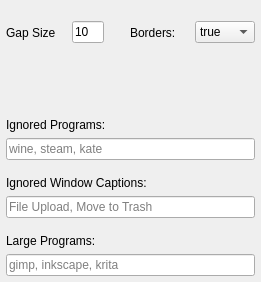
Qt form contents/ui/config.ui (Jazqa/kwin-quarter-tiling) before a commit.
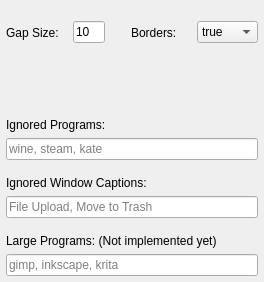
The same form after that commit.

Commit message: notification about large clients on the configuration gui

Diff of the .ui file:
```diff
--- a/contents/ui/config.ui
+++ b/contents/ui/config.ui
@@ -6,7 +6,7 @@
    <rect>
     <x>0</x>
     <y>0</y>
-    <width>261</width>
+    <width>264</width>
     <height>282</height>
    </rect>
   </property>
@@ -37,7 +37,7 @@
      <item>
       <widget class="QLabel" name="gapLabel">
        <property name="text">
-        <string>Gap Size</string>
+        <string>Gap Size:</string>
        </property>
       </widget>
      </item>
@@ -172,7 +172,7 @@
    <item>
     <widget class="QLabel" name="largeProgramsLabel">
      <property name="text">
-      <string>Large Programs:</string>
+      <string>Large Programs: (Not implemented yet)</string>
      </property>
     </widget>
    </item>
```
